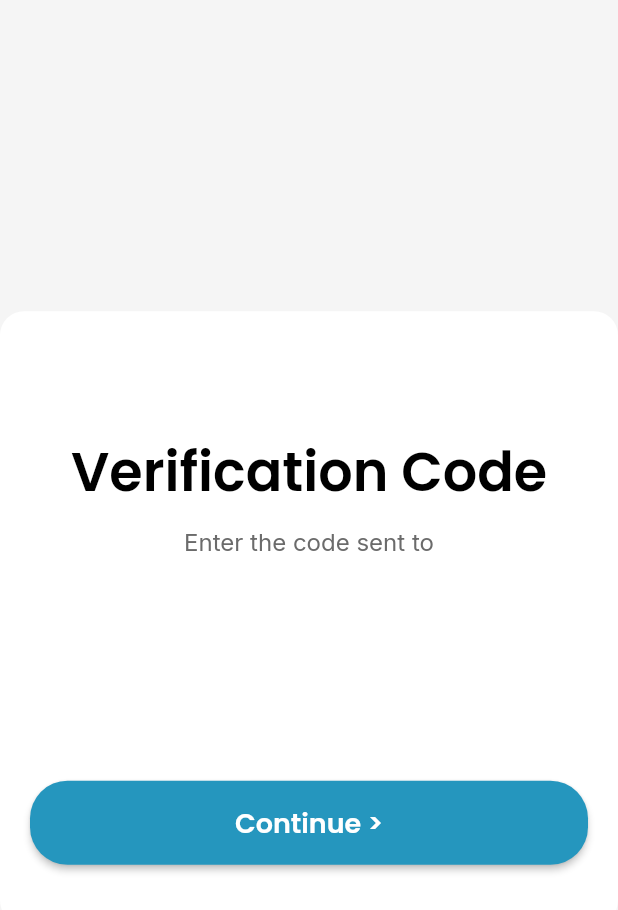
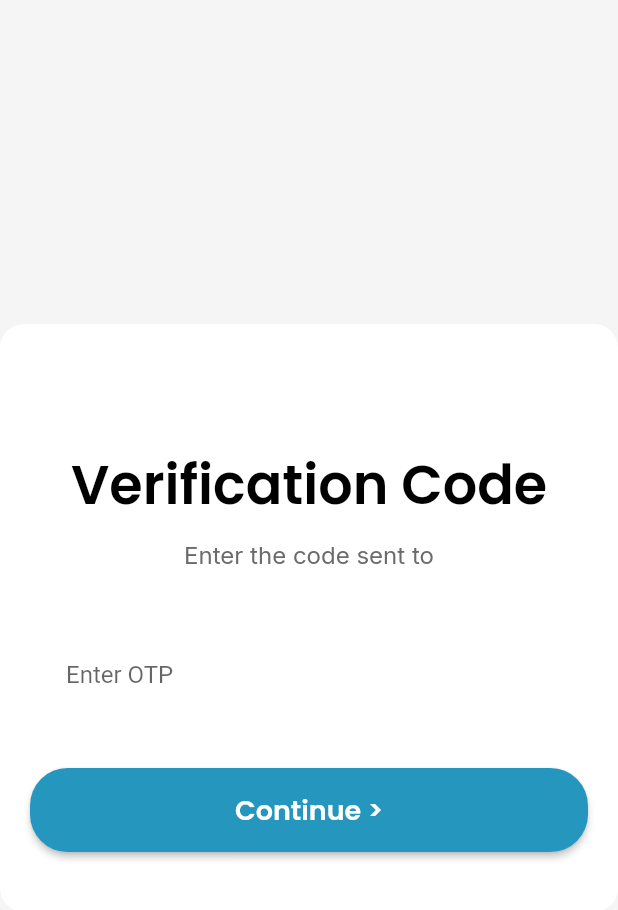
Before and after one commit to hitesh12321/OWLBY_temp, a Flutter app: the OtpScreenWidget screen opened directly with empty values, on a phone screen of 412 x 824 dp. Shown: the top 910 px of the screen. Run offline on Flutter 3.47's test engine with Material 3 defaults, Android fonts, the light colour scheme and no system bars; drawn by our look-alikes of auto_size_text, pin_code_fields; our stand-ins replace assets_audio_player, cloud_firestore, csv, equatable, firebase_auth, firebase_core and 17 more; missing offline and left inert: dart:html, flutter_sound, json_path, mime_type, platform_detect; accounts and stored records are empty.

Commit message:
till otp sent

```diff
--- a/lib/flutter_flow/nav/nav.dart
+++ b/lib/flutter_flow/nav/nav.dart
@@ -92,7 +92,7 @@ GoRouter createRouter(AppStateNotifier appStateNotifier) => GoRouter(
           name: '_initialize',
           path: '/',
           builder: (context, _) =>
-              appStateNotifier.loggedIn ? NavBarPage() : CreateAccountScreenWidget(),
+              appStateNotifier.loggedIn ? NavBarPage() : LoginScreenWidget(),
         ),
         FFRoute(
           name: OnboardingScreenWidget.routeName,
--- a/lib/pages/login_screen/login_screen_widget.dart
+++ b/lib/pages/login_screen/login_screen_widget.dart
@@ -236,6 +236,7 @@ class _LoginScreenWidgetState extends State<LoginScreenWidget>
                                         phone = '+91$raw';
                                       }
 
+
                                       print(
                                           "DEBUG: Attempting to verify: $phone");
 
@@ -248,10 +249,10 @@ class _LoginScreenWidgetState extends State<LoginScreenWidget>
                                             print(
                                                 "❤️❤️❤️❤️ OTP SENT CALLBACK HIT"); //
 
-                                            context.pushNamed(
+                                            context.pushReplacementNamed(
                                               OtpScreenWidget.routeName,
                                               queryParameters: {
-                                                'phoneNumber': phone,
+                                                'phoneNumber': phone
                                               },
                                             );
                                           },
--- a/lib/pages/otp_screen/otp_screen_widget.dart
+++ b/lib/pages/otp_screen/otp_screen_widget.dart
@@ -50,8 +50,10 @@ class _OtpScreenWidgetState extends State<OtpScreenWidget> {
         context: context,
         smsCode: smsCode,
       );
+
       if (credential != null) {
         context.goNamed('/home');
+        print("credential🤛🤛🤛🤛🤛🤛🤛🤛: $credential");
       }
     } catch (e) {
       ScaffoldMessenger.of(context).showSnackBar(
@@ -95,28 +97,38 @@ class _OtpScreenWidgetState extends State<OtpScreenWidget> {
                   const SizedBox(height: 30),
                   Padding(
                     padding: const EdgeInsets.all(12),
-                    child: PinCodeTextField(
-                      appContext: context,
+                    child: TextField(
                       controller: _model.pinCodeController,
-                      length: 6,
-                      autoFocus: true,
                       focusNode: _model.pinCodeFocusNode,
                       keyboardType: TextInputType.number,
-                      enablePinAutofill: true,
-                      onChanged: (_) {},
-                      onCompleted: (code) {
-                        verifyOtp(code);
+                      maxLength: 6,
+                      decoration: InputDecoration(
+                        labelText: 'Enter OTP',
+                        hintText: '6-digit code',
+                        counterText: '',
+                        border: OutlineInputBorder(
+                          borderRadius: BorderRadius.circular(12),
+                        ),
+                        enabledBorder: OutlineInputBorder(
+                          borderRadius: BorderRadius.circular(12),
+                          borderSide: BorderSide(
+                            color: FlutterFlowTheme.of(context)
+                                .secondaryBackground,
+                          ),
+                        ),
+                        focusedBorder: OutlineInputBorder(
+                          borderRadius: BorderRadius.circular(12),
+                          borderSide: BorderSide(
+                            color: FlutterFlowTheme.of(context).primary,
+                            width: 2,
+                          ),
+                        ),
+                      ),
+                      onChanged: (value) {
+                        if (value.length == 6) {
+                          verifyOtp(value);
+                        }
                       },
-                      pinTheme: PinTheme(
-                        shape: PinCodeFieldShape.box,
-                        borderRadius: BorderRadius.circular(12),
-                        fieldHeight: 60,
-                        fieldWidth: 60,
-                        activeColor: FlutterFlowTheme.of(context).primaryText,
-                        selectedColor: FlutterFlowTheme.of(context).secondary,
-                        inactiveColor:
-                            FlutterFlowTheme.of(context).secondaryBackground,
-                      ),
                     ),
                   ),
                   const SizedBox(height: 20),
```
Also changed, not shown: lib/auth/firebase_auth/firebase_auth_manager.dart (+11 -0 lines).
